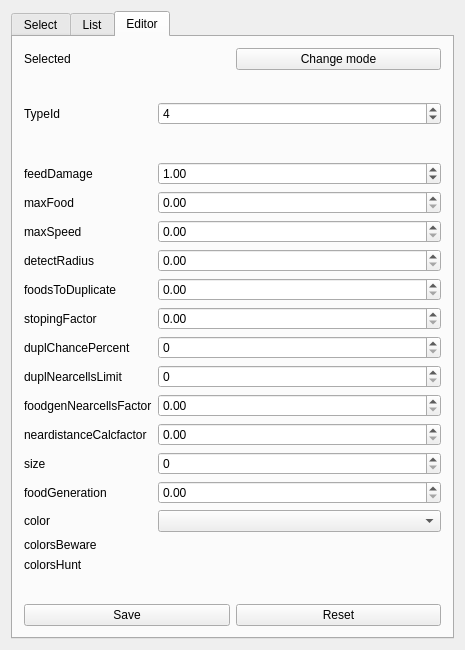
Old version of the form QtCellLifeSimulationApp/GenerationSettingsWidget.ui in the repository maxchistt/CellLifeSimulation.
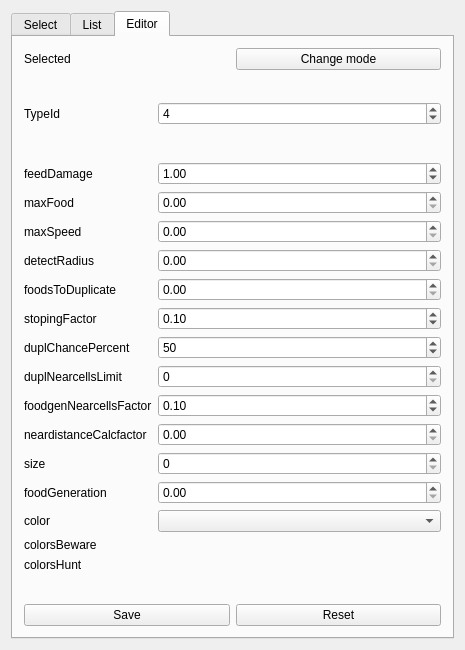
New version of the form. The open tabs and pages were chosen to show the change. Icons and pictures are not drawn.

Commit message: widget params restrictions

```diff
--- a/QtCellLifeSimulationApp/GenerationSettingsWidget.ui
+++ b/QtCellLifeSimulationApp/GenerationSettingsWidget.ui
@@ -206,7 +206,17 @@
           </widget>
          </item>
          <item row="7" column="1">
-          <widget class="QDoubleSpinBox" name="stopingFactorDoubleSpinBox"/>
+          <widget class="QDoubleSpinBox" name="stopingFactorDoubleSpinBox">
+           <property name="maximum">
+            <double>30.000000000000000</double>
+           </property>
+           <property name="singleStep">
+            <double>0.100000000000000</double>
+           </property>
+           <property name="value">
+            <double>0.100000000000000</double>
+           </property>
+          </widget>
          </item>
          <item row="8" column="0">
           <widget class="QLabel" name="duplChancePercentLabel">
@@ -216,7 +226,14 @@
           </widget>
          </item>
          <item row="8" column="1">
-          <widget class="QSpinBox" name="duplChancePercentSpinBox"/>
+          <widget class="QSpinBox" name="duplChancePercentSpinBox">
+           <property name="maximum">
+            <number>100</number>
+           </property>
+           <property name="value">
+            <number>50</number>
+           </property>
+          </widget>
          </item>
          <item row="9" column="0">
           <widget class="QLabel" name="duplNearcellsLimitLabel">
@@ -236,7 +253,17 @@
           </widget>
          </item>
          <item row="10" column="1">
-          <widget class="QDoubleSpinBox" name="foodgenNearcellsFactorDoubleSpinBox"/>
+          <widget class="QDoubleSpinBox" name="foodgenNearcellsFactorDoubleSpinBox">
+           <property name="maximum">
+            <double>30.000000000000000</double>
+           </property>
+           <property name="singleStep">
+            <double>0.100000000000000</double>
+           </property>
+           <property name="value">
+            <double>0.100000000000000</double>
+           </property>
+          </widget>
          </item>
          <item row="11" column="0">
           <widget class="QLabel" name="neardistanceCalcfactorLabel">
```
Left out of the diff: 41 changed lines with no effect on the pictures. The commit also changes 1 other file.
